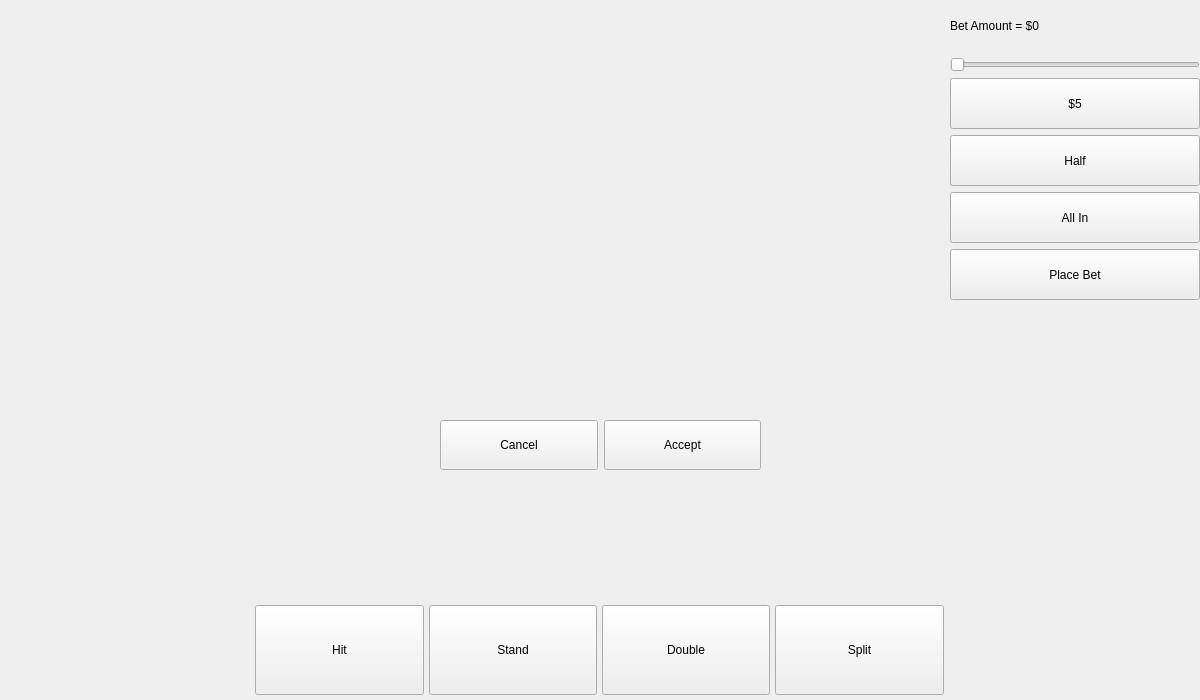
The window that CardCounter/mainwindow.ui (CalebStandfield/full-blackjack-game-engine-with-UI) describes before a commit, drawn with Qt 5.
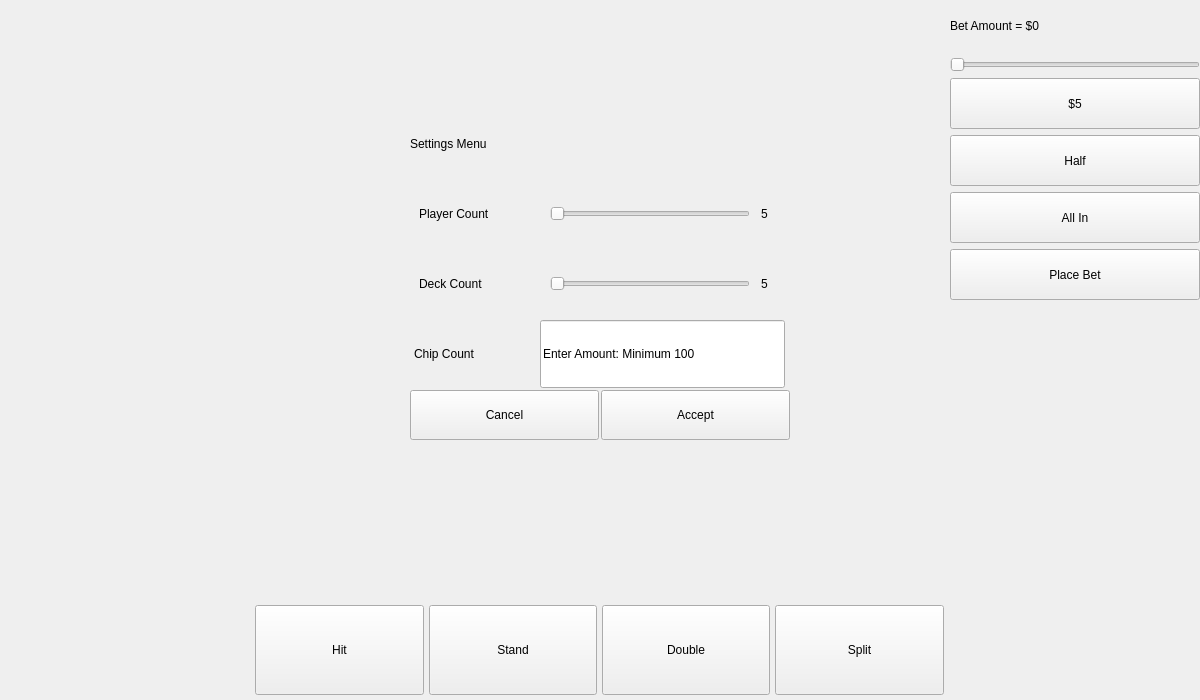
The same window after the commit.

Commit message: settings menu update

Patch:
```diff
--- a/CardCounter/mainwindow.ui
+++ b/CardCounter/mainwindow.ui
@@ -388,10 +388,10 @@
      <widget class="QWidget" name="settingsPopUp" native="true">
       <property name="geometry">
        <rect>
-        <x>430</x>
+        <x>400</x>
         <y>100</y>
-        <width>340</width>
-        <height>380</height>
+        <width>400</width>
+        <height>350</height>
        </rect>
       </property>
       <property name="minimumSize">
@@ -400,27 +400,10 @@
         <height>0</height>
        </size>
       </property>
-      <widget class="QWidget" name="verticalLayoutWidget">
-       <property name="geometry">
-        <rect>
-         <x>0</x>
-         <y>0</y>
-         <width>341</width>
-         <height>301</height>
-        </rect>
+      <layout class="QVBoxLayout" name="verticalLayout">
+       <property name="spacing">
+        <number>2</number>
        </property>
-       <layout class="QVBoxLayout" name="SettingsOptionsVericalLayout"/>
-      </widget>
-      <widget class="QWidget" name="horizontalLayoutWidget">
-       <property name="geometry">
-        <rect>
-         <x>0</x>
-         <y>310</y>
-         <width>341</width>
-         <height>70</height>
-        </rect>
-       </property>
-       <layout class="QHBoxLayout" name="settingsAcceptDeclineLayout">
         <property name="leftMargin">
          <number>10</number>
         </property>
@@ -434,6 +417,200 @@
          <number>10</number>
         </property>
         <item>
+        <widget class="QLabel" name="label_2">
+         <property name="text">
+          <string>Settings Menu</string>
+         </property>
+        </widget>
+       </item>
+       <item>
+        <layout class="QHBoxLayout" name="horizontalLayout_3">
+         <item>
+          <widget class="QLabel" name="label_3">
+           <property name="sizePolicy">
+            <sizepolicy hsizetype="Minimum" vsizetype="Minimum">
+             <horstretch>0</horstretch>
+             <verstretch>0</verstretch>
+            </sizepolicy>
+           </property>
+           <property name="minimumSize">
+            <size>
+             <width>80</width>
+             <height>0</height>
+            </size>
+           </property>
+           <property name="maximumSize">
+            <size>
+             <width>120</width>
+             <height>16777215</height>
+            </size>
+           </property>
+           <property name="text">
+            <string>Player Count</string>
+           </property>
+          </widget>
+         </item>
+         <item>
+          <widget class="QSlider" name="horizontalSlider">
+           <property name="sizePolicy">
+            <sizepolicy hsizetype="Fixed" vsizetype="Minimum">
+             <horstretch>0</horstretch>
+             <verstretch>0</verstretch>
+            </sizepolicy>
+           </property>
+           <property name="minimumSize">
+            <size>
+             <width>200</width>
+             <height>0</height>
+            </size>
+           </property>
+           <property name="orientation">
+            <enum>Qt::Orientation::Horizontal</enum>
+           </property>
+          </widget>
+         </item>
+         <item>
+          <widget class="QLabel" name="label_4">
+           <property name="sizePolicy">
+            <sizepolicy hsizetype="Fixed" vsizetype="Preferred">
+             <horstretch>0</horstretch>
+             <verstretch>0</verstretch>
+            </sizepolicy>
+           </property>
+           <property name="minimumSize">
+            <size>
+             <width>20</width>
+             <height>0</height>
+            </size>
+           </property>
+           <property name="text">
+            <string>5</string>
+           </property>
+          </widget>
+         </item>
+        </layout>
+       </item>
+       <item>
+        <layout class="QHBoxLayout" name="horizontalLayout_6">
+         <item>
+          <widget class="QLabel" name="label_6">
+           <property name="sizePolicy">
+            <sizepolicy hsizetype="Minimum" vsizetype="Minimum">
+             <horstretch>0</horstretch>
+             <verstretch>0</verstretch>
+            </sizepolicy>
+           </property>
+           <property name="minimumSize">
+            <size>
+             <width>80</width>
+             <height>0</height>
+            </size>
+           </property>
+           <property name="maximumSize">
+            <size>
+             <width>120</width>
+             <height>16777215</height>
+            </size>
+           </property>
+           <property name="text">
+            <string>Deck Count</string>
+           </property>
+          </widget>
+         </item>
+         <item>
+          <widget class="QSlider" name="horizontalSlider_2">
+           <property name="sizePolicy">
+            <sizepolicy hsizetype="Fixed" vsizetype="Minimum">
+             <horstretch>0</horstretch>
+             <verstretch>0</verstretch>
+            </sizepolicy>
+           </property>
+           <property name="minimumSize">
+            <size>
+             <width>200</width>
+             <height>0</height>
+            </size>
+           </property>
+           <property name="orientation">
+            <enum>Qt::Orientation::Horizontal</enum>
+           </property>
+          </widget>
+         </item>
+         <item>
+          <widget class="QLabel" name="label_7">
+           <property name="sizePolicy">
+            <sizepolicy hsizetype="Fixed" vsizetype="Preferred">
+             <horstretch>0</horstretch>
+             <verstretch>0</verstretch>
+            </sizepolicy>
+           </property>
+           <property name="minimumSize">
+            <size>
+             <width>20</width>
+             <height>0</height>
+            </size>
+           </property>
+           <property name="text">
+            <string>5</string>
+           </property>
+          </widget>
+         </item>
+        </layout>
+       </item>
+       <item>
+        <layout class="QHBoxLayout" name="horizontalLayout_5">
+         <property name="leftMargin">
+          <number>0</number>
+         </property>
+         <item>
+          <widget class="QLabel" name="label_5">
+           <property name="sizePolicy">
+            <sizepolicy hsizetype="Minimum" vsizetype="Minimum">
+             <horstretch>0</horstretch>
+             <verstretch>0</verstretch>
+            </sizepolicy>
+           </property>
+           <property name="minimumSize">
+            <size>
+             <width>80</width>
+             <height>0</height>
+            </size>
+           </property>
+           <property name="maximumSize">
+            <size>
+             <width>120</width>
+             <height>16777215</height>
+            </size>
+           </property>
+           <property name="text">
+            <string>Chip Count</string>
+           </property>
+          </widget>
+         </item>
+         <item>
+          <widget class="QLineEdit" name="lineEdit">
+           <property name="sizePolicy">
+            <sizepolicy hsizetype="Fixed" vsizetype="Minimum">
+             <horstretch>0</horstretch>
+             <verstretch>0</verstretch>
+            </sizepolicy>
+           </property>
+           <property name="minimumSize">
+            <size>
+             <width>245</width>
+             <height>0</height>
+            </size>
+           </property>
+           <property name="text">
+            <string>Enter Amount: Minimum 100</string>
+           </property>
+          </widget>
+         </item>
+        </layout>
+       </item>
+       <item>
+        <layout class="QHBoxLayout" name="horizontalLayout_4">
+         <item>
          <widget class="QPushButton" name="cancelSettingsButton">
           <property name="minimumSize">
            <size>
@@ -466,7 +643,8 @@
          </widget>
         </item>
        </layout>
-      </widget>
+       </item>
+      </layout>
      </widget>
      <widget class="QWidget" name="bettingArea" native="true">
       <property name="geometry">
```
Lines whose indentation alone changed are shown as unchanged. The commit also changes 2 other files.
